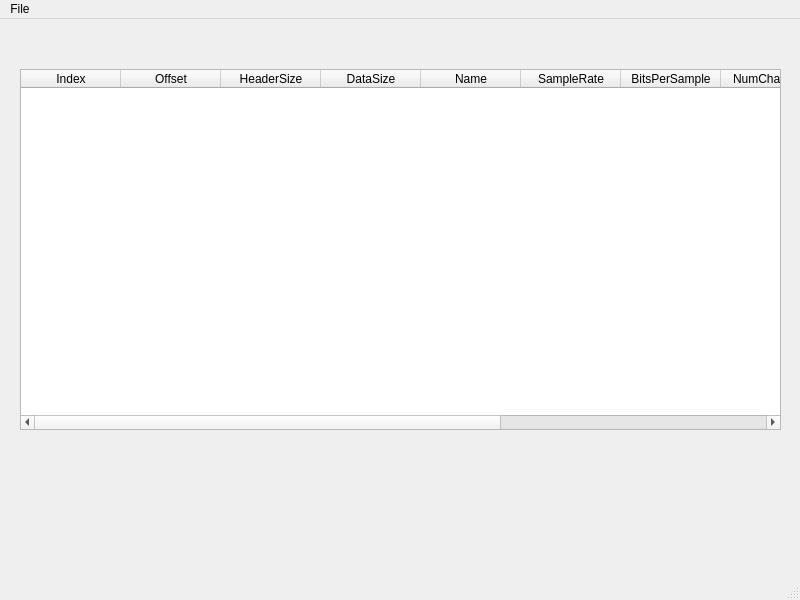
Qt form mainwindow.ui (Toksisitee/PopSoundEditor) before a commit.
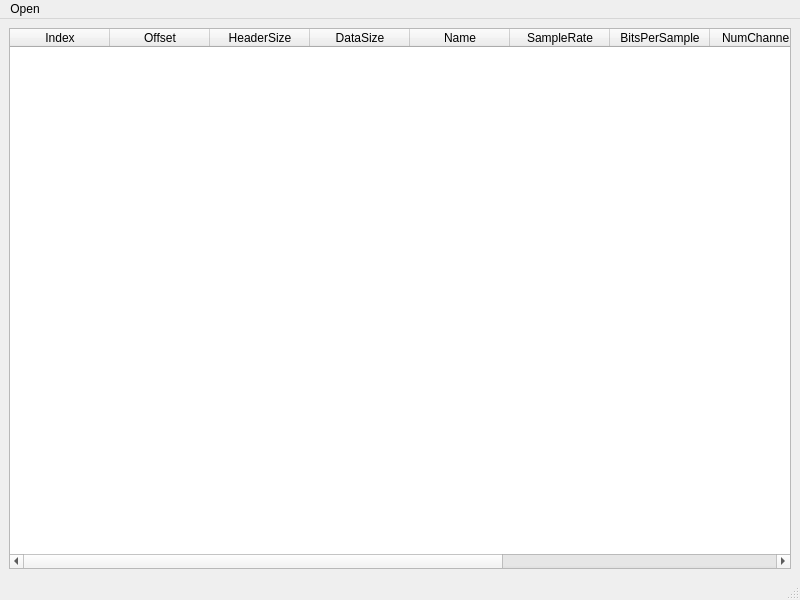
The same form after that commit.

What changed in the file:
```diff
--- a/mainwindow.ui
+++ b/mainwindow.ui
@@ -14,15 +14,12 @@
    <string>MainWindow</string>
   </property>
   <widget class="QWidget" name="centralwidget">
+   <property name="autoFillBackground">
+    <bool>false</bool>
+   </property>
+   <layout class="QGridLayout" name="gridLayout">
+    <item row="0" column="0">
    <widget class="QTableWidget" name="tableWidget">
-    <property name="geometry">
-     <rect>
-      <x>20</x>
-      <y>50</y>
-      <width>761</width>
-      <height>361</height>
-     </rect>
-    </property>
     <column>
      <property name="text">
       <string>Index</string>
@@ -79,6 +76,8 @@
      </property>
     </column>
    </widget>
+    </item>
+   </layout>
   </widget>
   <widget class="QMenuBar" name="menubar">
    <property name="geometry">
@@ -91,7 +90,7 @@
    </property>
    <widget class="QMenu" name="menuFile">
     <property name="title">
-     <string>File</string>
+     <string>Open</string>
     </property>
     <widget class="QMenu" name="menuSound">
      <property name="title">
```
Left out of the diff: 12 changed lines with no effect on the pictures. Lines whose indentation alone changed are shown as unchanged.
